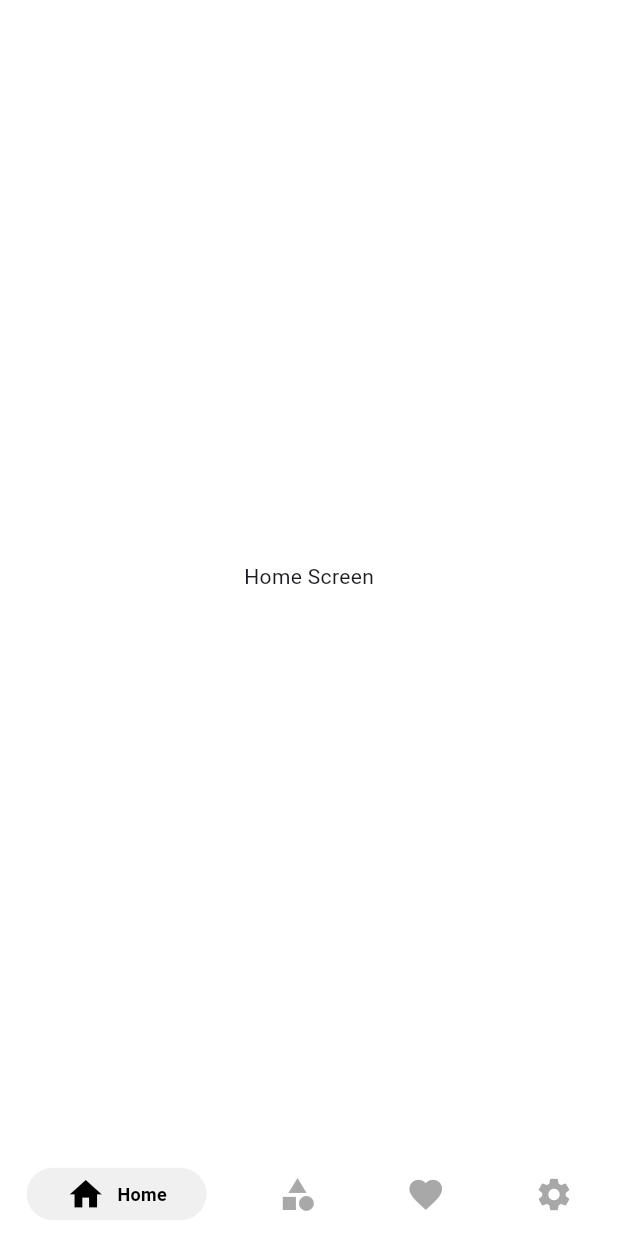
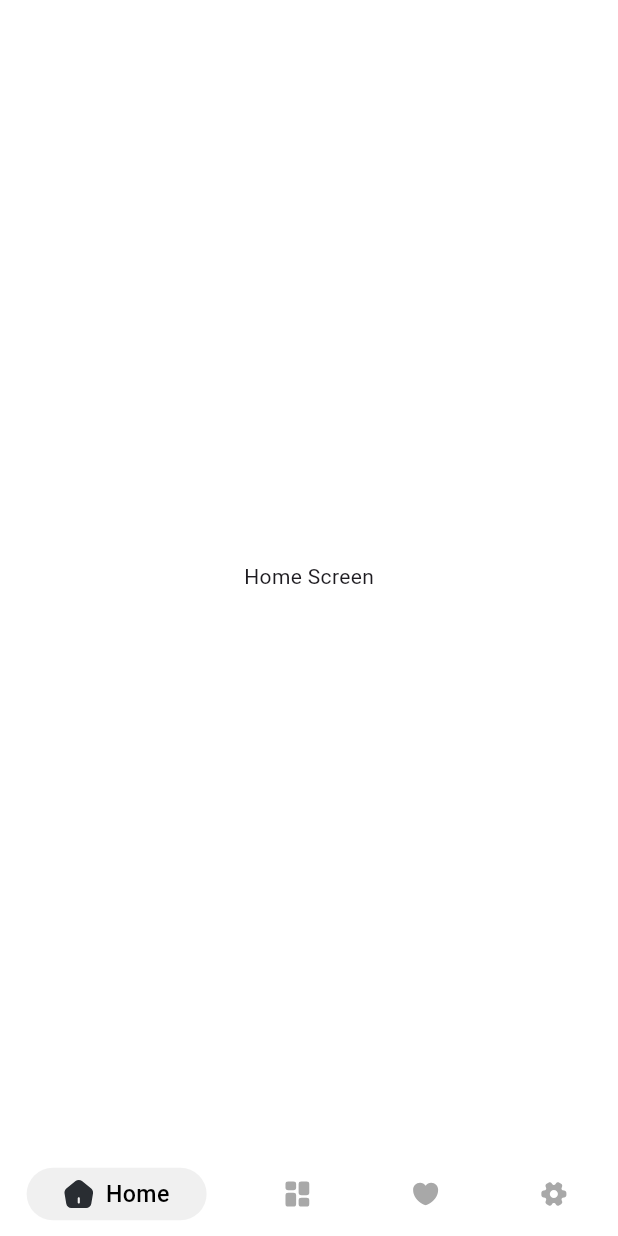
Before and after one commit to Dilman01/wallpaper_app, a Flutter app: the screen it shows after launch, on a phone screen of 412 x 824 dp. Run offline on Flutter 3.47's test engine with Material 3 defaults, Android fonts, the light colour scheme and no system bars; drawn by our look-alikes of persistent_bottom_nav_bar; our stand-ins replace dio, flutter_riverpod, flutter_screenutil, flutter_svg, freezed_annotation, riverpod_annotation; generated files the repository leaves out were written again.

Commit message:
Add icons

```diff
--- /dev/null
+++ b/lib/core/constants/asset_paths.dart
@@ -0,0 +1,6 @@
+class AssetPaths {
+  static const homeIcon = 'assets/icons/home_icon.svg';
+  static const categoryIcon = 'assets/icons/category_icon.svg';
+  static const favoritesIcon = 'assets/icons/favorites_icon.svg';
+  static const settingsIcon = 'assets/icons/settings_icon.svg';
+}
--- a/lib/main.dart
+++ b/lib/main.dart
@@ -1,7 +1,10 @@
 import 'package:flutter/material.dart';
 import 'package:flutter_riverpod/flutter_riverpod.dart';
+import 'package:flutter_screenutil/flutter_screenutil.dart';
+import 'package:flutter_svg/flutter_svg.dart';
 
 import 'package:persistent_bottom_nav_bar/persistent_bottom_nav_bar.dart';
+import 'package:wallpaper_app/core/constants/asset_paths.dart';
 
 import 'package:wallpaper_app/view/screens/home/home_screen.dart';
 import 'package:wallpaper_app/view/screens/category/category_screen.dart';
@@ -16,53 +19,38 @@ void main() {
   );
 }
 
-class WallpaperApp extends StatefulWidget {
+class WallpaperApp extends StatelessWidget {
   const WallpaperApp({super.key});
 
   @override
-  State<WallpaperApp> createState() => _WallpaperAppState();
+  Widget build(BuildContext context) {
+    return const ScreenUtilInit(
+      designSize: Size(720, 1280),
+      child: MaterialApp(
+        debugShowCheckedModeBanner: false,
+        home: MainWidget(),
+      ),
+    );
+  }
 }
 
-class _WallpaperAppState extends State<WallpaperApp> {
+class MainWidget extends StatefulWidget {
+  const MainWidget({
+    super.key,
+  });
+
+  @override
+  State<MainWidget> createState() => _MainWidgetState();
+}
+
+class _MainWidgetState extends State<MainWidget> {
   PersistentTabController controller = PersistentTabController(initialIndex: 0);
 
   List<PersistentBottomNavBarItem> navBarItems = [
-    PersistentBottomNavBarItem(
-      icon: const Icon(
-        Icons.home,
-      ),
-      title: 'Home',
-      activeColorPrimary: const Color.fromRGBO(240, 240, 240, 1),
-      activeColorSecondary: Colors.black,
-      inactiveColorPrimary: const Color.fromRGBO(168, 168, 168, 1),
-    ),
-    PersistentBottomNavBarItem(
-      icon: const Icon(
-        Icons.category,
-      ),
-      title: 'Category',
-      activeColorPrimary: const Color.fromRGBO(240, 240, 240, 1),
-      activeColorSecondary: Colors.black,
-      inactiveColorPrimary: const Color.fromRGBO(168, 168, 168, 1),
-    ),
-    PersistentBottomNavBarItem(
-      icon: const Icon(
-        Icons.favorite,
-      ),
-      title: 'Favorites',
-      activeColorPrimary: const Color.fromRGBO(240, 240, 240, 1),
-      activeColorSecondary: Colors.black,
-      inactiveColorPrimary: const Color.fromRGBO(168, 168, 168, 1),
-    ),
-    PersistentBottomNavBarItem(
-      icon: const Icon(
-        Icons.settings,
-      ),
-      title: 'Settings',
-      activeColorPrimary: const Color.fromRGBO(240, 240, 240, 1),
-      activeColorSecondary: Colors.black,
-      inactiveColorPrimary: const Color.fromRGBO(168, 168, 168, 1),
-    ),
+    navBarItem(svgPath: AssetPaths.homeIcon, title: 'Home'),
+    navBarItem(svgPath: AssetPaths.categoryIcon, title: 'Category'),
+    navBarItem(svgPath: AssetPaths.favoritesIcon, title: 'Favorites'),
+    navBarItem(svgPath: AssetPaths.settingsIcon, title: 'Settings'),
   ];
 
   List<Widget> screens = [
@@ -80,9 +68,7 @@ class _WallpaperAppState extends State<WallpaperApp> {
 
   @override
   Widget build(BuildContext context) {
-    return MaterialApp(
-      debugShowCheckedModeBanner: false,
-      home: SafeArea(
+    return SafeArea(
       child: PersistentTabView(
         context,
         controller: controller,
@@ -92,7 +78,35 @@ class _WallpaperAppState extends State<WallpaperApp> {
         handleAndroidBackButtonPress: false,
         navBarStyle: NavBarStyle.style7,
       ),
-      ),
     );
   }
 }
+
+PersistentBottomNavBarItem navBarItem(
+    {required String svgPath, required String title}) {
+  return PersistentBottomNavBarItem(
+    icon: SvgPicture.asset(
+      svgPath,
+      height: 35.h,
+      width: 35.w,
+    ),
+    inactiveIcon: SvgPicture.asset(
+      svgPath,
+      height: 35.h,
+      width: 35.w,
+      colorFilter: const ColorFilter.mode(
+        Color.fromRGBO(168, 168, 168, 1),
+        BlendMode.srcIn,
+      ),
+    ),
+    title: title,
+    textStyle: TextStyle(
+      fontSize: 27.sp,
+      fontWeight: FontWeight.w500,
+    ),
+    contentPadding: 10.r,
+    activeColorPrimary: const Color.fromRGBO(240, 240, 240, 1),
+    activeColorSecondary: Colors.black,
+    inactiveColorPrimary: const Color.fromRGBO(168, 168, 168, 1),
+  );
+}
--- a/pubspec.yaml
+++ b/pubspec.yaml
@@ -15,6 +15,8 @@ dependencies:
   flutter_riverpod: ^2.5.1
   riverpod_annotation: ^2.3.5
   persistent_bottom_nav_bar: ^6.2.1
+  flutter_screenutil: ^5.9.3
+  flutter_svg: ^2.0.10+1
 
 dev_dependencies:
   flutter_test:
@@ -29,3 +31,6 @@ dev_dependencies:
 
 flutter:
   uses-material-design: true
+
+  assets:
+    - assets/icons/
```
Also changed, not shown: assets/icons/category_icon.svg (added), assets/icons/favorites_icon.svg (added), assets/icons/home_icon.svg (added), assets/icons/settings_icon.svg (added), pubspec.lock. Lines whose indentation alone changed are shown as unchanged.
